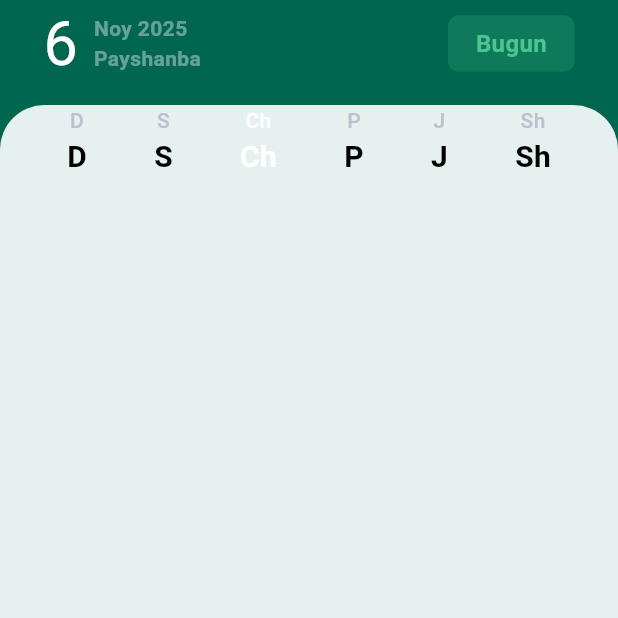
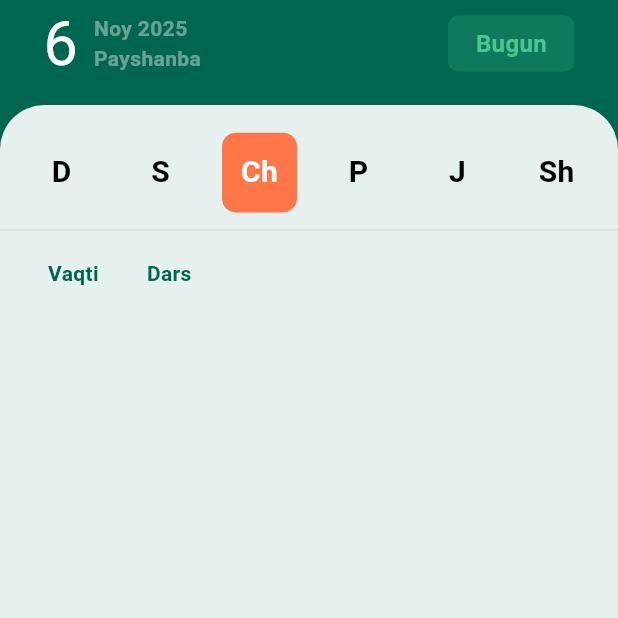
Before and after one commit to KholmatovDev/edu_planner, a Flutter app: the HomeScreen screen opened by its route, on a phone screen of 412 x 824 dp, the top half of it. Run offline on Flutter 3.47's test engine with Material 3 defaults, Android fonts, the phone set to English and light mode, and no system bars; our stand-ins replace bloc, dio, flutter_animate, flutter_bloc, flutter_screenutil, flutter_svg and 5 more; accounts and stored records are empty; generated files the repository leaves out were written again.

Commit message:
Register and login completed, home screen started, secure storage, DI added

```diff
--- /dev/null
+++ b/lib/src/bloc/regions/regions_event.dart
@@ -0,0 +1,7 @@
+part of 'regions_bloc.dart';
+
+@freezed
+class RegionsEvent with _$RegionsEvent {
+  const factory RegionsEvent.started() = _Started;
+  const factory RegionsEvent.getRegions() = _GetRegions;
+}
--- /dev/null
+++ b/lib/src/bloc/regions/regions_state.dart
@@ -0,0 +1,9 @@
+part of 'regions_bloc.dart';
+
+@freezed
+class RegionsState with _$RegionsState {
+  const factory RegionsState.initial({
+    required bool isLoading,
+    RegionsResponse? regions,
+  }) = _Initial;
+}
--- a/lib/src/presentation/screens/home_screen/home_screen.dart
+++ b/lib/src/presentation/screens/home_screen/home_screen.dart
@@ -18,6 +18,7 @@ class _HomeScreenState extends State<HomeScreen> {
   void initState() {
     super.initState();
   }
+
   @override
   Widget build(BuildContext context) {
     return Scaffold(
@@ -88,7 +89,39 @@ class _HomeScreenState extends State<HomeScreen> {
             ),
             child: Column(
               children: [
+                20.ph,
                 ScheduleTab(),
+                12.ph,
+                Container(
+                  width: double.infinity,
+                  height: 1.h,
+                  decoration: BoxDecoration(
+                    color: AppColors.underLine.withOpacity(0.4),
+                  ),
+                ),
+                20.ph,
+                Column(
+                  children: [
+                    Row(
+                      children: [
+                        Text(
+                          "Vaqti",
+                          style: TextStyle(
+                              color: AppColors.primaryGreen,
+                              fontWeight: FontWeight.bold),
+                        ),
+                        31.pw,
+                        Text(
+                          "Dars",
+                          style: TextStyle(
+                              color: AppColors.primaryGreen,
+                              fontWeight: FontWeight.bold),
+                        ),
+                      ],
+                    ),
+
+                  ],
+                ).paddingSymmetric(horizontal: 31.w)
               ],
             ),
           ).expanded(),
--- a/lib/src/presentation/widget/tab/schedule_tab.dart
+++ b/lib/src/presentation/widget/tab/schedule_tab.dart
@@ -1,4 +1,6 @@
+import 'package:edu_planner/my_app.dart';
 import 'package:flutter/material.dart';
+import 'package:flutter_screenutil/flutter_screenutil.dart';
 
 import '../../../utils/colors/app_colors.dart';
 
@@ -19,25 +21,20 @@ class _ScheduleTabState extends State<ScheduleTab> {
         6,
         (index) {
           return Container(
-            child: Column(
-              children: [
-                Text(
-                  _getWeekdayName(index),
-                  style: TextStyle(
-                    color: selectedIndex == index?AppColors.white:AppColors.underLine,
-                    fontWeight: FontWeight.w500,
-                    fontSize: 14,
+            padding: EdgeInsets.symmetric(horizontal: 10.w,vertical: 13.h),
+            width: 50,
+            alignment: Alignment.center,
+            decoration: BoxDecoration(
+              color: selectedIndex == index?AppColors.orange:null,
+              borderRadius: BorderRadius.circular(10.r),
             ),
-                ),
-                Text(
+            child: Text(
               _getWeekdayName(index),
               style: TextStyle(
                 color: selectedIndex == index?AppColors.white:AppColors.black,
                 fontWeight: FontWeight.w600,
                 fontSize: 20,
               ),
-                ),
-              ],
             ),
           );
         },
--- a/lib/src/service/api/api_provider/api_provider.dart
+++ b/lib/src/service/api/api_provider/api_provider.dart
@@ -1,6 +1,10 @@
 import 'package:dio/dio.dart';
+import 'package:edu_planner/src/service/api/models/regions/regions_response.dart';
+import 'package:edu_planner/src/service/api/models/user_profile_request/user_profile_request.dart';
+import 'package:edu_planner/src/service/api/models/user_profile_response/user_profile_response.dart';
 import 'package:retrofit/retrofit.dart';
 
+import '../models/my_schedules/schedules_response.dart';
 import '../models/register_request/register_request.dart';
 import '../models/register_response/auth_response.dart';
 import '../services/services.dart';
@@ -17,4 +21,13 @@ abstract class ApiProvider {
 
   @POST("/auth/login")
   Future<AuthResponse> userLogin(@Body() RegisterRequest register);
+
+  @PUT("/users/profile")
+  Future<UserProfileResponse> setUserProfile(@Body() UserProfileRequest request);
+
+  @GET("/subjects/my-schedule")
+  Future<SchedulesResponse> getSchedules();
+
+  @GET("/regions")
+  Future<RegionsResponse> getRegions();
 }
--- a/lib/src/utils/assets/app_icons.dart
+++ b/lib/src/utils/assets/app_icons.dart
@@ -6,4 +6,5 @@ class AppIcons {
   static const String password = 'assets/icons/password.svg';
   static const String logo = 'assets/icons/logo.svg';
   static const String head = 'assets/icons/head.svg';
+  static const String arrowDown = 'assets/icons/arrow_down.svg';
 }
--- a/lib/src/utils/colors/app_colors.dart
+++ b/lib/src/utils/colors/app_colors.dart
@@ -6,4 +6,5 @@ class AppColors {
   static const Color green = Color(0xFF4DC591);
   static const Color underLine = Color(0xFFBCC1CD);
   static const Color black = Color(0xFF000000);
+  static const Color orange = Color(0xFFFF7648);
 }
```
Also changed, not shown: lib/my_app.dart (+12 -5 lines), lib/src/bloc/regions/regions_bloc.dart (added, +27 -0 lines), lib/src/presentation/screens/auth/register_screen.dart (+68 -15 lines), lib/src/service/api/models/my_schedules/schedules_response.dart (added, +99 -0 lines), lib/src/service/api/models/regions/regions_response.dart (added, +49 -0 lines), lib/src/service/api/models/user_profile_request/user_profile_request.dart (added, +27 -0 lines), lib/src/service/api/models/user_profile_response/user_profile_response.dart (added, +73 -0 lines), lib/src/utils/extensions/extensions.dart (+24 -19 lines), assets/icons/arrow_down.svg (added), lib/src/service/api/api_provider/api_provider.g.dart. Lines whose indentation alone changed are shown as unchanged.
